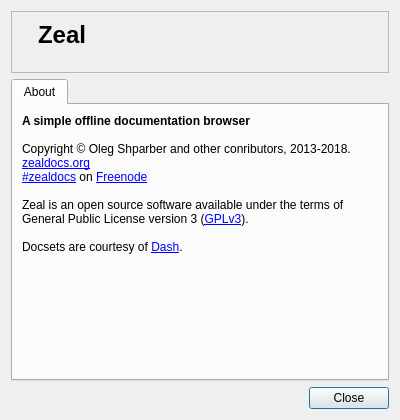
First picture: the form in src/libs/ui/aboutdialog.ui, repository zealdocs/zeal, before the edit.
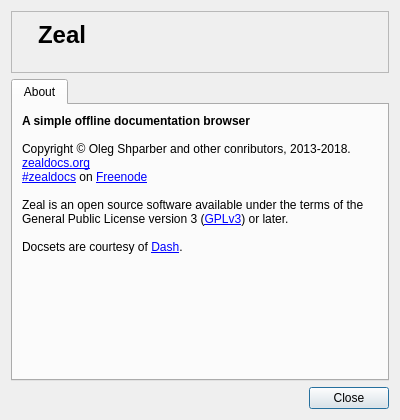
Second picture: the form after the edit. Icons and pictures are not drawn.

Commit message: ui: Fix license information in the About dialog

Patch:
```diff
--- a/src/libs/ui/aboutdialog.ui
+++ b/src/libs/ui/aboutdialog.ui
@@ -81,7 +81,7 @@
 &lt;br&gt;
 &lt;a href=&quot;irc://irc.freenode.net/zealdocs&quot;&gt;#zealdocs&lt;/a&gt; on &lt;a href=&quot;https://www.freenode.net&quot;&gt;Freenode&lt;/a&gt;
 &lt;br&gt;&lt;br&gt;
-Zeal is an open source software available under the terms of General Public License version 3 (&lt;a href=&quot;https://www.gnu.org/copyleft/gpl.html&quot;&gt;GPLv3&lt;/a&gt;).
+Zeal is an open source software available under the terms of the General Public License version 3 (&lt;a href=&quot;https://www.gnu.org/copyleft/gpl.html&quot;&gt;GPLv3&lt;/a&gt;) or later.
 &lt;br&gt;&lt;br&gt;
 Docsets are courtesy of &lt;a href=&quot;https://kapeli.com/dash&quot;&gt;Dash&lt;/a&gt;.</string>
          </property>
```
